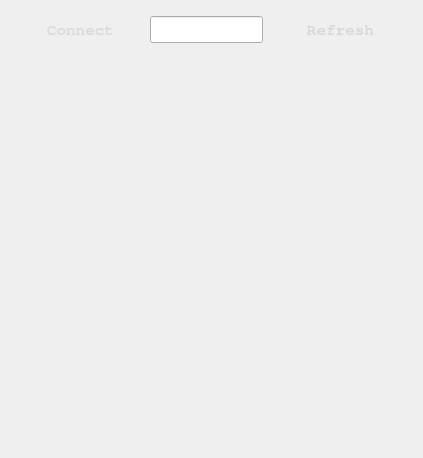
First picture: the form in Asteroids+Aliens/clientwindow.ui, repository captaintino/project-destiny, before the edit.
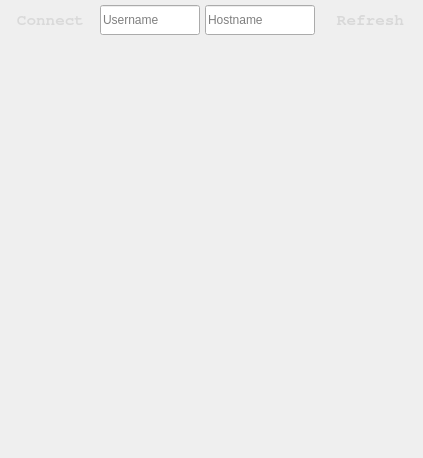
Second picture: the form after the edit. Icons and pictures are not drawn.

What changed in the file:
```diff
--- a/Asteroids+Aliens/clientwindow.ui
+++ b/Asteroids+Aliens/clientwindow.ui
@@ -35,10 +35,10 @@
     </property>
     <property name="geometry">
      <rect>
-      <x>30</x>
-      <y>20</y>
+      <x>0</x>
+      <y>10</y>
       <width>101</width>
-      <height>41</height>
+      <height>40</height>
      </rect>
     </property>
     <property name="font">
@@ -65,10 +65,10 @@
     </property>
     <property name="geometry">
      <rect>
-      <x>290</x>
-      <y>20</y>
+      <x>320</x>
+      <y>10</y>
       <width>101</width>
-      <height>41</height>
+      <height>40</height>
      </rect>
     </property>
     <property name="font">
@@ -91,16 +91,41 @@
     </property>
    </widget>
    <widget class="QLineEdit" name="lnUserName">
+    <property name="enabled">
+     <bool>true</bool>
+    </property>
     <property name="geometry">
      <rect>
-      <x>150</x>
-      <y>26</y>
-      <width>113</width>
-      <height>27</height>
+      <x>100</x>
+      <y>15</y>
+      <width>100</width>
+      <height>30</height>
      </rect>
     </property>
     <property name="styleSheet">
      <string notr="true"/>
+    </property>
+    <property name="text">
+     <string/>
+    </property>
+    <property name="placeholderText">
+     <string>Username</string>
+    </property>
+   </widget>
+   <widget class="QLineEdit" name="lnHostName">
+    <property name="geometry">
+     <rect>
+      <x>205</x>
+      <y>15</y>
+      <width>110</width>
+      <height>30</height>
+     </rect>
+    </property>
+    <property name="text">
+     <string/>
+    </property>
+    <property name="placeholderText">
+     <string>Hostname</string>
     </property>
    </widget>
   </widget>
```
